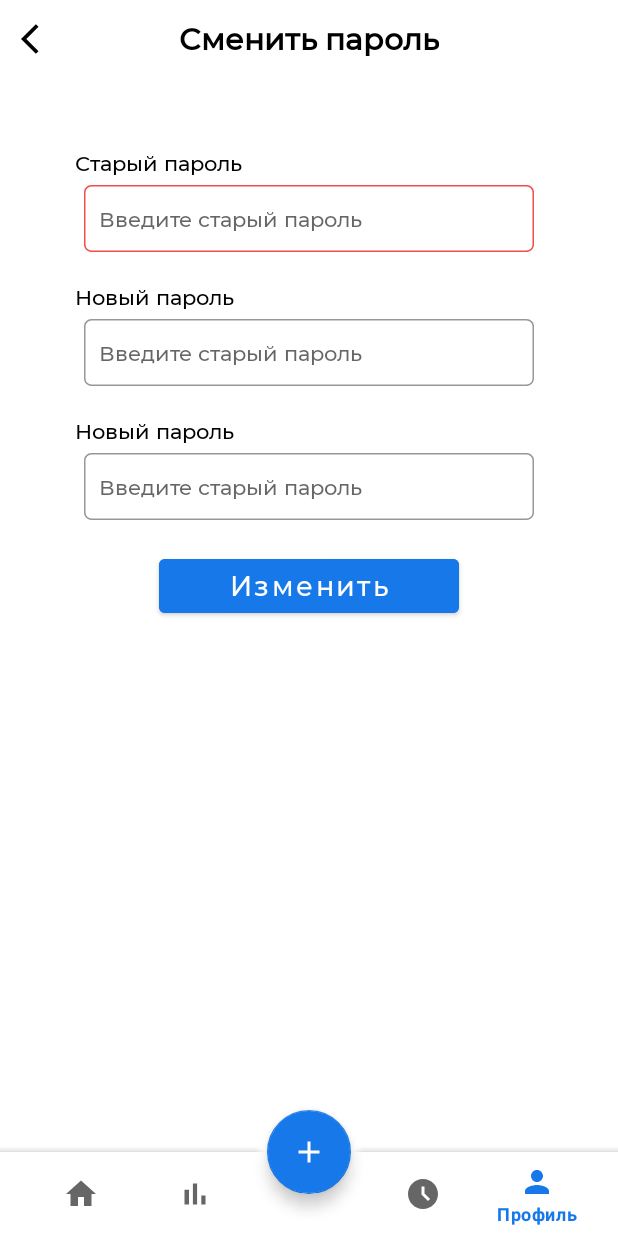
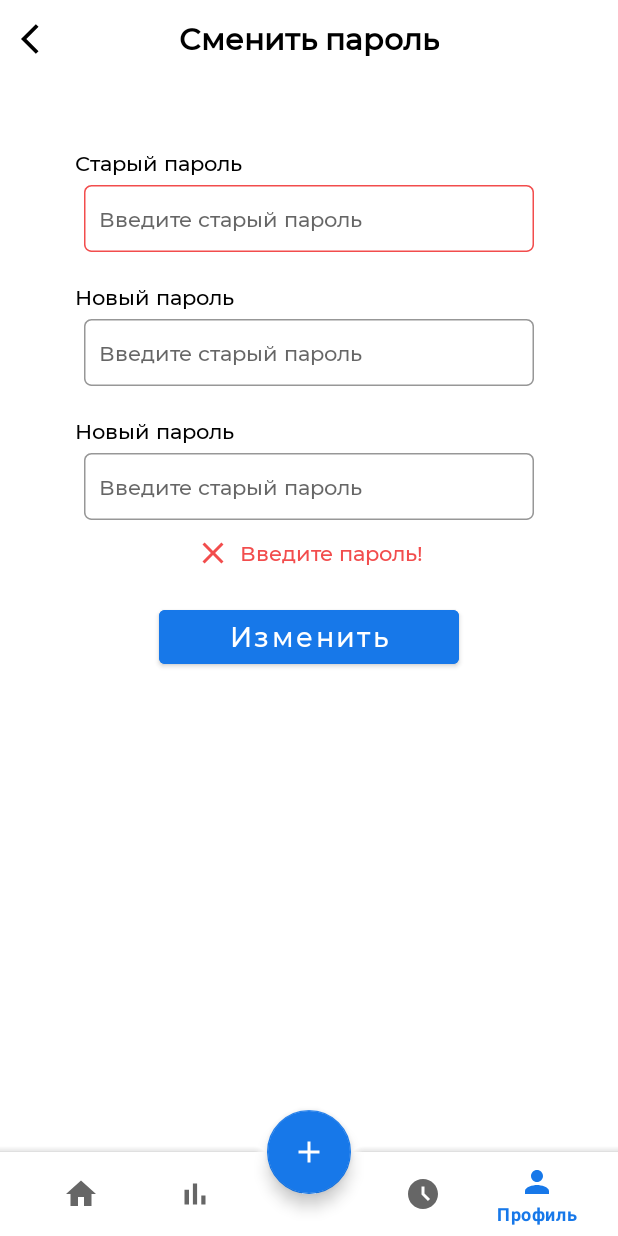
Before and after one commit to fms-team1/android, an Android app: the UpdatePasswordFragment screen opened through its navigation route, after a tap on "Изменить", on a phone screen of 412 x 824 dp. Run offline under Robolectric (Android 15) with nearby library versions, the phone set to English and light mode, and no system bars; our stand-ins replace navigation-ui; network calls fail; 1 statement that could not run was skipped; 1 other tap on this screen came first.

Commit message:
fixed bug when app crashed when amount is null and bug in updatePasswordFr

```diff
--- a/app/src/main/java/com/example/neofin/ui/user/UpdatePasswordFragment.kt
+++ b/app/src/main/java/com/example/neofin/ui/user/UpdatePasswordFragment.kt
@@ -29,6 +29,7 @@ class UpdatePasswordFragment: Fragment(R.layout.fragment_update_password) {
         super.onViewCreated(view, savedInstanceState)
         val toolbar = (activity as AppCompatActivity).supportActionBar
         toolbar?.setDisplayHomeAsUpEnabled(false)
+        toolbar?.hide()
 
         closeBT?.setOnClickListener {
             findNavController().navigate(R.id.navigation_user)
@@ -54,7 +55,8 @@ class UpdatePasswordFragment: Fragment(R.layout.fragment_update_password) {
                 val editor = preferences?.edit()
                 val password = et_new_password.text.toString().trim()
                 if (password.isEmpty()) {
-                    toast(requireContext(),"Нет пароля")
+                    error_update?.visibility  = View.VISIBLE
+                    error_update?.text = "Введите пароль!"
                 } else {
                     editor?.putString("password",password)
                     editor?.apply()
```
Also changed, not shown: app/src/main/java/com/example/neofin/ui/addTransactions/AddingFragment.kt (+14 -6 lines), app/src/main/java/com/example/neofin/ui/user/UserFragment.kt (+6 -5 lines).
